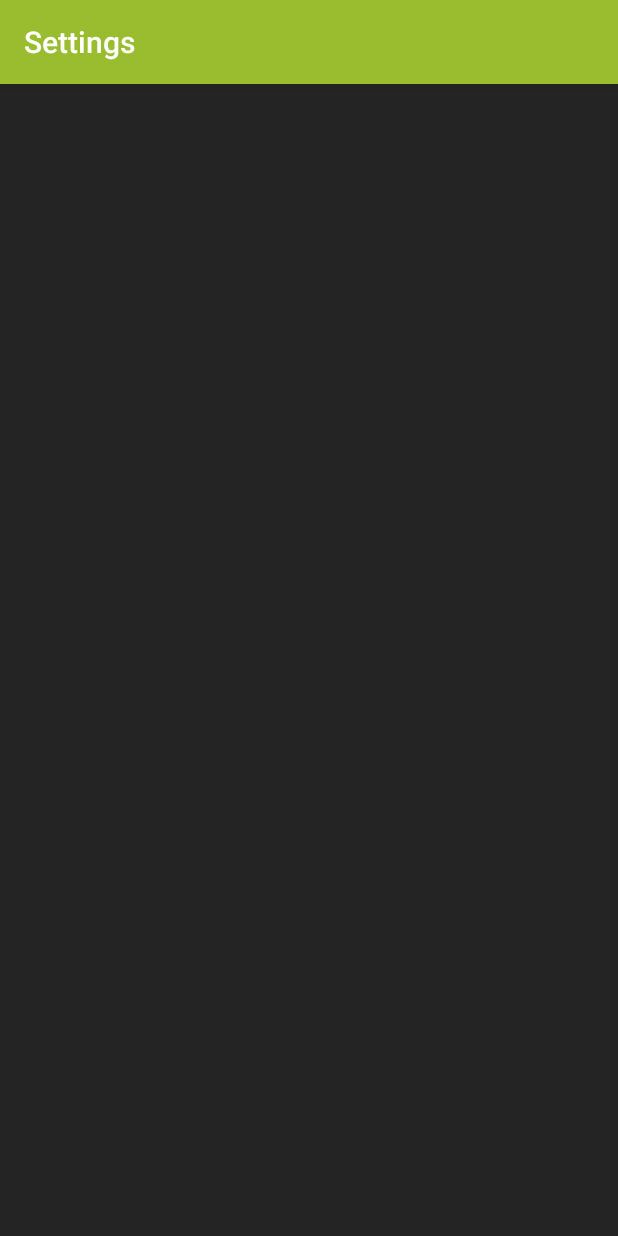
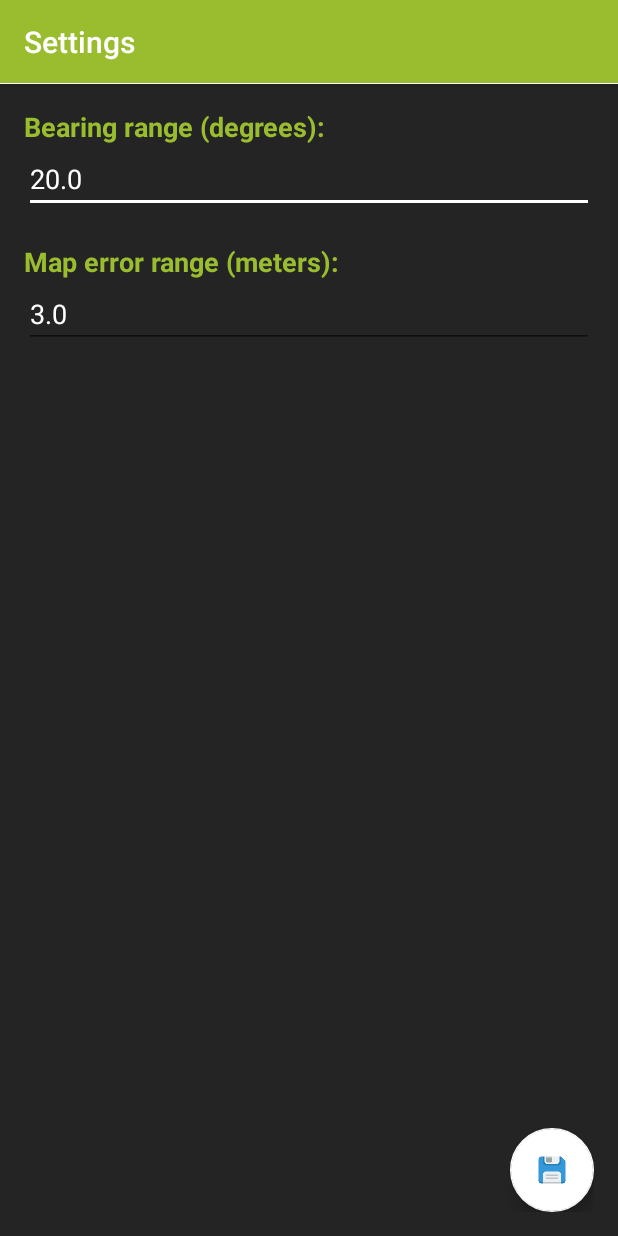
Before and after one commit to DimitrisKaltzidis/Project-Diploma, an Android app: the Settings screen opened directly, with no data from a screen before it, on a phone screen of 412 x 824 dp. Run offline under Robolectric (Android 15) with nearby library versions, the phone set to English and light mode, and no system bars; libraries missing offline, so code that uses them is left out: com.afollestad.materialdialogs.

Commit message:
Orientation set to landscape New compass system Legacy-Deprecated compass system deleted Settings Activity is functional

```diff
--- a/app/build.gradle
+++ b/app/build.gradle
@@ -29,4 +29,5 @@ dependencies {
     compile('com.github.afollestad.material-dialogs:core:0.8.5.2@aar') {
         transitive = true
     }
+    compile 'com.android.support:design:23.1.1'
 }
--- a/app/src/main/AndroidManifest.xml
+++ b/app/src/main/AndroidManifest.xml
@@ -11,6 +11,7 @@
          location permissions for the 'MyLocation' functionality.
     -->
     <uses-permission android:name="android.permission.ACCESS_FINE_LOCATION" />
+    <uses-permission android:name="android.permission.ACCESS_COARSE_LOCATION" />
 
     <!-- For openCv -->
     <uses-permission android:name="android.permission.CAMERA" />
@@ -66,7 +67,7 @@
             android:name=".FieldNavigation"
             android:configChanges="orientation"
             android:label="@string/activity_field_navigation_label"
-            android:screenOrientation="portrait" />
+            android:screenOrientation="landscape" />
         <!--
  ATTENTION: This was auto-generated to add Google Play services to your project for
      App Indexing.  See https://g.co/AppIndexing/AndroidStudio for more information.
@@ -79,7 +80,7 @@
             android:name=".RoadNavigation"
             android:configChanges="orientation"
             android:label="@string/activity_road_navigation_label"
-            android:screenOrientation="portrait" />
+            android:screenOrientation="landscape" />
         <activity
             android:name=".ManualOverride"
             android:configChanges="orientation"
--- a/app/src/main/java/com/jim/robotos_v2/ColorDetection.java
+++ b/app/src/main/java/com/jim/robotos_v2/ColorDetection.java
@@ -19,7 +19,7 @@ import android.widget.TextView;
 
 import com.afollestad.materialdialogs.DialogAction;
 import com.afollestad.materialdialogs.MaterialDialog;
-import com.jim.robotos_v2.CumputerVision.ColorBlobDetector;
+import com.jim.robotos_v2.ComputerVision.ColorBlobDetector;
 import com.jim.robotos_v2.Utilities.Bluetooth;
 import com.jim.robotos_v2.Utilities.Preferences;
 import com.jim.robotos_v2.Utilities.Utilities;
--- a/app/src/main/java/com/jim/robotos_v2/CumputerVision/ColorBlobDetector.java
+++ b/app/src/main/java/com/jim/robotos_v2/ComputerVision/ColorBlobDetector.java
@@ -1,4 +1,4 @@
-package com.jim.robotos_v2.CumputerVision;
+package com.jim.robotos_v2.ComputerVision;
 
 import org.opencv.core.Core;
 import org.opencv.core.CvType;
--- a/app/src/main/java/com/jim/robotos_v2/Settings.java
+++ b/app/src/main/java/com/jim/robotos_v2/Settings.java
@@ -2,12 +2,39 @@ package com.jim.robotos_v2;
 
 import android.support.v7.app.AppCompatActivity;
 import android.os.Bundle;
+import android.view.View;
+import android.widget.EditText;
+import android.widget.Toast;
+
+import com.jim.robotos_v2.Utilities.Preferences;
 
 public class Settings extends AppCompatActivity {
+
+    private EditText etMapErrorRange, etBearingRange;
 
     @Override
     protected void onCreate(Bundle savedInstanceState) {
         super.onCreate(savedInstanceState);
         setContentView(R.layout.activity_settings);
+
+        etBearingRange = (EditText) findViewById(R.id.etBearingRange);
+        etMapErrorRange = (EditText) findViewById(R.id.etMapsErrorRange);
+
+        etMapErrorRange.setText("" + Preferences.loadPrefsFloat("DISTANCE_ERROR_RANGE", 3, getApplicationContext()));
+        etBearingRange.setText("" + Preferences.loadPrefsFloat("BEARING_RANGE", 20, getApplicationContext()));
+
+
+    }
+
+    public void saveSettings(View view) {
+
+        try {
+            Preferences.savePrefsFloat("DISTANCE_ERROR_RANGE", Float.parseFloat(etMapErrorRange.getText().toString()), getApplicationContext());
+            Preferences.savePrefsFloat("BEARING_RANGE", Float.parseFloat(etBearingRange.getText().toString()), getApplicationContext());
+            Toast.makeText(getApplicationContext(), R.string.saved,Toast.LENGTH_SHORT).show();
+        } catch (Exception e) {
+            Toast.makeText(getApplicationContext(), R.string.please_fill_correctly,Toast.LENGTH_SHORT).show();
+        }
+
     }
 }
--- a/app/src/main/res/layout/activity_settings.xml
+++ b/app/src/main/res/layout/activity_settings.xml
@@ -9,4 +9,57 @@
     android:paddingTop="@dimen/activity_vertical_margin"
     tools:context="com.jim.robotos_v2.Settings">
 
+    <TextView
+        android:layout_width="wrap_content"
+        android:layout_height="wrap_content"
+        android:textAppearance="?android:attr/textAppearanceMedium"
+        android:text="@string/bearing_range"
+        android:id="@+id/textView"
+        android:textStyle="bold"
+        android:textColor="@color/colorPrimary"
+        android:layout_alignParentTop="true"
+        android:layout_alignParentStart="true" />
+
+    <EditText
+        android:layout_width="wrap_content"
+        android:layout_height="wrap_content"
+        android:inputType="numberDecimal"
+        android:ems="10"
+        android:id="@+id/etBearingRange"
+        android:layout_below="@+id/textView"
+        android:layout_alignParentStart="true"
+        android:textColor="@color/colorAccent"
+        android:layout_alignParentEnd="true" />
+
+    <TextView
+        android:layout_width="wrap_content"
+        android:layout_height="wrap_content"
+        android:textAppearance="?android:attr/textAppearanceMedium"
+        android:text="@string/map_error_range"
+        android:id="@+id/textView2"
+        android:textStyle="bold"
+        android:layout_marginTop="20dp"
+        android:textColor="@color/colorPrimary"
+        android:layout_below="@+id/etBearingRange"
+        android:layout_alignParentStart="true" />
+
+    <EditText
+        android:layout_width="wrap_content"
+        android:layout_height="wrap_content"
+        android:inputType="numberDecimal"
+        android:ems="10"
+        android:id="@+id/etMapsErrorRange"
+        android:layout_below="@+id/textView2"
+        android:layout_alignParentStart="true"
+        android:textColor="@color/colorAccent"
+        android:layout_alignEnd="@+id/etBearingRange" />
+
+    <android.support.design.widget.FloatingActionButton
+        android:id="@+id/fabSave"
+        android:layout_width="wrap_content"
+        android:layout_height="wrap_content"
+        android:layout_alignParentBottom="true"
+        android:src="@drawable/save_new"
+        android:onClick="saveSettings"
+        android:layout_alignEnd="@+id/etMapsErrorRange" />
 </RelativeLayout>
--- a/app/src/main/res/values/strings.xml
+++ b/app/src/main/res/values/strings.xml
@@ -28,4 +28,8 @@
     <string name="alpha">Alpha</string>
     <string name="latitude">Latitude</string>
     <string name="longitude">Longitude</string>
+    <string name="bearing_range">Bearing range (degrees):</string>
+    <string name="map_error_range">Map error range (meters):</string>
+    <string name="saved">Changes saved</string>
+    <string name="please_fill_correctly">Please fill the fields correctly</string>
 </resources>
--- a/app/src/main/res/values/styles.xml
+++ b/app/src/main/res/values/styles.xml
@@ -7,6 +7,7 @@
        <!-- <item name="colorPrimaryDark">@color/colorPrimaryDark</item>-->
         <item name="colorAccent">@color/colorAccent</item>
         <item name="android:windowBackground">@color/background</item>
+        <item name="android:windowContentOverlay">@color/colorAccent</item>
     </style>
 
 </resources>
```
Also changed, not shown: app/src/main/java/com/jim/robotos_v2/FieldNavigation.java (+37 -8 lines), app/src/main/java/com/jim/robotos_v2/ObstacleAvoidance.java (+172 -7 lines), app/src/main/java/com/jim/robotos_v2/RoadNavigation.java (+28 -3 lines), app/src/main/java/com/jim/robotos_v2/Utilities/Utilities.java (+51 -13 lines), app/src/main/res/drawable/save_new.png (added).
